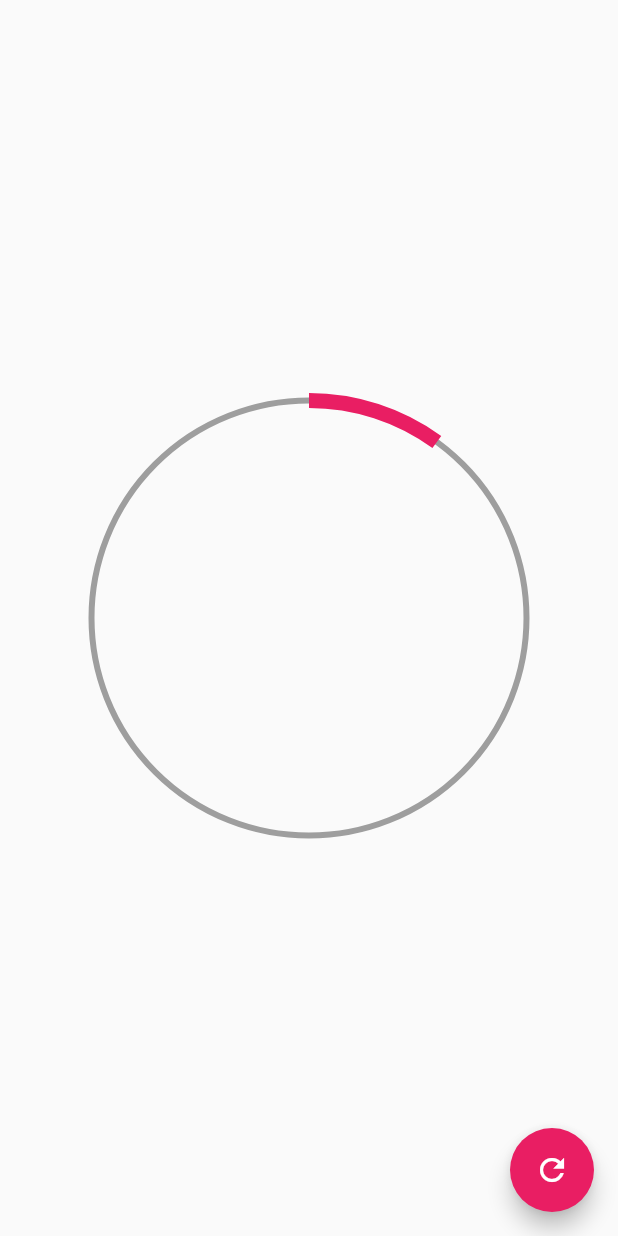
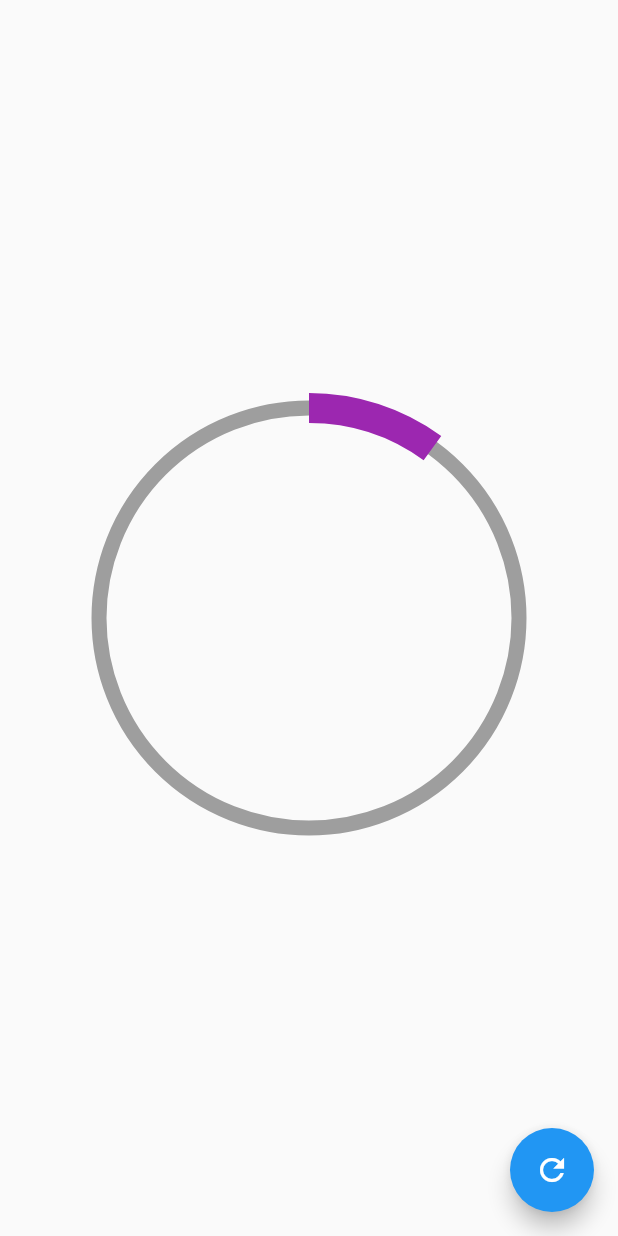
Before and after one commit to MarioAGtzC/Intermediate_Flutter, a Flutter app: the screen it shows after launch, after a tap on the "refresh" icon, on a phone screen of 412 x 824 dp. Run offline on Flutter 3.47's test engine with Material 2 defaults, Android fonts, the phone set to English and light mode, and no system bars.

Commit message:
End of section 4

```diff
--- a/disenos_app/lib/main.dart
+++ b/disenos_app/lib/main.dart
@@ -1,9 +1,9 @@
+import 'package:disenos_app/src/pages/graficas_circulares_page.dart';
 import 'package:flutter/material.dart';
 
 // import 'package:disenos_app/src/pages/headers_page.dart';
 // import 'package:disenos_app/src/pages/animaciones_page.dart';
 // import 'package:disenos_app/src/retos/cuadrado_animado_page.dart';
-import 'package:disenos_app/src/pages/circular_progress_page.dart';
 
 void main() => runApp(MyApp());
 
@@ -13,7 +13,7 @@ class MyApp extends StatelessWidget {
     return MaterialApp(
       debugShowCheckedModeBanner: false,
       title: 'Diseños App',
-      home: CircularProgressPage()
+      home: GraficasCircularesPage()
     );
   }
 }
--- /dev/null
+++ b/disenos_app/lib/src/pages/graficas_circulares_page.dart
@@ -0,0 +1,42 @@
+import 'package:flutter/material.dart';
+
+import 'package:disenos_app/src/widgets/radial_progress.dart';
+
+class GraficasCircularesPage extends StatefulWidget {
+  @override
+  _GraficasCircularesPageState createState() => _GraficasCircularesPageState();
+}
+
+class _GraficasCircularesPageState extends State<GraficasCircularesPage> {
+  double porcentaje = 0.0;
+
+  @override
+  Widget build(BuildContext context) {
+    return Scaffold(
+      floatingActionButton: FloatingActionButton(
+        child: Icon(Icons.refresh),
+        onPressed: () {
+          setState(() {
+            porcentaje += 10;
+            if(porcentaje > 100) {
+              porcentaje = 0;
+            }
+          });
+        }
+      ),
+      body: Center(
+        child: Container(
+          width: 300,
+          height: 300,
+          child: RadialProgress(
+            porcentaje: porcentaje,
+            colorPrimario: Colors.purple,
+            colorSecundario: Colors.grey,
+            grosorPrimario: 20,
+            grosorSecundario: 10,
+          ),
+        ),
+      ),
+    );
+  }
+}
--- /dev/null
+++ b/disenos_app/lib/src/widgets/radial_progress.dart
@@ -0,0 +1,123 @@
+import 'dart:math';
+import 'package:flutter/material.dart';
+
+class RadialProgress extends StatefulWidget {
+  final porcentaje;
+  final Color colorPrimario;
+  final Color colorSecundario;
+  final double grosorPrimario;
+  final double grosorSecundario;
+
+  RadialProgress({
+    @required this.porcentaje,
+    this.colorPrimario = Colors.blue,
+    this.colorSecundario = Colors.grey,
+    this.grosorPrimario = 10,
+    this.grosorSecundario = 4,
+  });
+
+  @override
+  _RadialProgressState createState() => _RadialProgressState();
+}
+
+class _RadialProgressState extends State<RadialProgress> with SingleTickerProviderStateMixin {
+  AnimationController controller;
+  double porcentajeAnterior;
+
+  @override
+  void initState() {
+    porcentajeAnterior = 0;
+    controller = new AnimationController(
+      vsync: this,
+      duration: Duration(milliseconds: 200)
+    );
+    super.initState();
+  }
+
+  @override
+  void dispose() {
+    controller.dispose();
+    super.dispose();
+  }
+
+  @override
+  Widget build(BuildContext context) {
+    controller.forward(from: 0.0);
+
+    final diferenciaAnimar = widget.porcentaje - porcentajeAnterior;
+    porcentajeAnterior = 0;
+
+    return AnimatedBuilder(
+      animation: controller,
+      // child: child,
+      builder: (BuildContext context, Widget child) {
+        return Container(
+          padding: EdgeInsets.all(10),
+          width: double.infinity,
+          height: double.infinity,
+          child: CustomPaint(
+            painter: _MiRadialProgress(
+              (widget.porcentaje - diferenciaAnimar) + (diferenciaAnimar * controller.value),
+              widget.colorPrimario,
+              widget.colorSecundario,
+              widget.grosorPrimario,
+              widget.grosorSecundario
+            ),
+          ),
+        );
+      },
+    );
+  }
+}
+
+class _MiRadialProgress extends CustomPainter {
+  final porcentaje;
+  final Color colorPrimario;
+  final Color colorSecundario;
+  final double grosorSecundario;
+  final double grosorPrimario;
+
+  _MiRadialProgress(
+    this.porcentaje,
+    this.colorPrimario,
+    this.colorSecundario,
+    this.grosorPrimario,
+    this.grosorSecundario
+  );
+
+  @override
+  void paint(Canvas canvas, Size size) {
+    // Circulo cpmpletado
+    final paint = new Paint()
+      ..strokeWidth = grosorSecundario
+      ..color = colorSecundario
+      ..style = PaintingStyle.stroke;
+
+    final center = new Offset(size.width * 0.5, size.height / 2);
+    final radius = min(size.width * 0.5, size.height * 0.5);
+
+    canvas.drawCircle(center, radius, paint);
+
+    // Arco
+    final arcPaint = new Paint()
+      ..strokeWidth = grosorPrimario
+      ..color = colorPrimario
+      ..style = PaintingStyle.stroke;
+
+    double arcAngle = 2 * pi * (porcentaje / 100);
+
+    canvas.drawArc(
+      Rect.fromCircle(
+        center: center,
+        radius: radius
+      ),
+      -pi / 2,
+      arcAngle,
+      false,
+      arcPaint
+    );
+  }
+
+  @override
+  bool shouldRepaint(CustomPainter oldDelegate) => true;
+}
```
Also changed, not shown: disenos_app/lib/src/labs/circular_progress_page.dart (renamed from disenos_app/lib/src/pages/circular_progress_page.dart).
